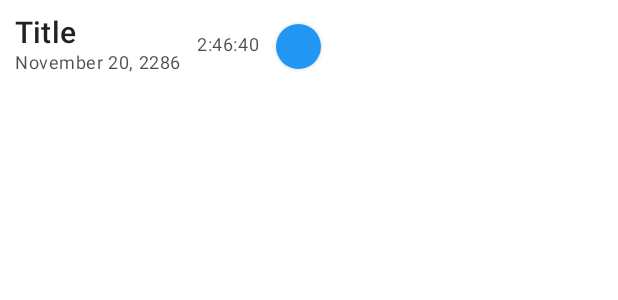
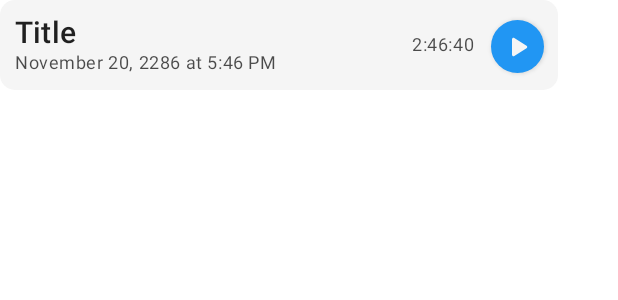
Before and after one commit to TimPushkin/VoiceNotes, an Android app built with Jetpack Compose: the @Preview function RecordingCardPreview, on a phone screen of 412 x 824 dp. Shown: the top 300 px of the screen. Run offline under Robolectric (Android 15) with nearby library versions, the phone set to English and light mode, and no system bars.

Commit message:
Fix recordings list UI

```diff
--- a/app/src/main/java/me/timpushkin/voicenotes/ui/MainScreen.kt
+++ b/app/src/main/java/me/timpushkin/voicenotes/ui/MainScreen.kt
@@ -52,6 +52,7 @@ fun MainScreen(
                 recordings = applicationState.recordings,
                 onElementClick = onPlay,
                 modifier = Modifier
+                    .padding(top = 10.dp)
                     .fillMaxWidth()
             )
         }
--- a/app/src/main/java/me/timpushkin/voicenotes/ui/RecordingCard.kt
+++ b/app/src/main/java/me/timpushkin/voicenotes/ui/RecordingCard.kt
@@ -16,17 +16,25 @@ import me.timpushkin.voicenotes.R
 import me.timpushkin.voicenotes.ui.theme.VoiceNotesTheme
 
 @Composable
-fun RecordingCard(name: String, date: Long, duration: Long, onClick: (Boolean) -> Unit) {
+fun RecordingCard(
+    name: String,
+    date: Long,
+    duration: Long,
+    modifier: Modifier = Modifier,
+    onClick: (Boolean) -> Unit
+) {
     var isPlaying by remember { mutableStateOf(false) }
 
-    Surface(
-        shape = MaterialTheme.shapes.medium
+    Card(
+        modifier = modifier,
+        elevation = 0.dp
     ) {
         Row(
             modifier = Modifier.padding(10.dp),
+            horizontalArrangement = Arrangement.SpaceAround,
             verticalAlignment = Alignment.CenterVertically
         ) {
-            Column {
+            Column(modifier = Modifier.fillMaxWidth(0.65f)) {
                 Text(
                     text = name,
                     overflow = TextOverflow.Ellipsis,
@@ -38,7 +46,7 @@ fun RecordingCard(name: String, date: Long, duration: Long, onClick: (Boolean) -
                     text = DateUtils.formatDateTime(
                         LocalContext.current,
                         date,
-                        DateUtils.FORMAT_SHOW_DATE and DateUtils.FORMAT_SHOW_TIME
+                        DateUtils.FORMAT_SHOW_DATE or DateUtils.FORMAT_SHOW_TIME
                     ),
                     maxLines = 1,
                     style = MaterialTheme.typography.caption.run { copy(color = color.copy(alpha = 0.7f)) }
@@ -58,12 +66,15 @@ fun RecordingCard(name: String, date: Long, duration: Long, onClick: (Boolean) -
 
             Button(
                 onClick = { onClick(isPlaying.also { isPlaying = !isPlaying }) },
-                modifier = Modifier.size(30.dp),
+                modifier = Modifier
+                    .size(35.dp)
+                    .requiredSize(35.dp),
                 shape = CircleShape,
                 colors = ButtonDefaults.buttonColors(
                     backgroundColor = if (isPlaying) MaterialTheme.colors.secondary else MaterialTheme.colors.primary,
                     contentColor = MaterialTheme.colors.surface
-                )
+                ),
+                contentPadding = PaddingValues(0.dp)
             ) {
                 if (isPlaying) {
                     Icon(
--- a/app/src/main/java/me/timpushkin/voicenotes/ui/theme/Color.kt
+++ b/app/src/main/java/me/timpushkin/voicenotes/ui/theme/Color.kt
@@ -5,3 +5,6 @@ import androidx.compose.ui.graphics.Color
 val Blue200 = Color(0xFF90CAF9)
 val Blue500 = Color(0xFF2196F3)
 val Blue700 = Color(0xFF1976D2)
+
+val Grey100 = Color(0xFFF5F5F5)
+val Grey100Dark = Color(0xFFC2C2C2)
--- a/app/src/main/java/me/timpushkin/voicenotes/ui/theme/Shape.kt
+++ b/app/src/main/java/me/timpushkin/voicenotes/ui/theme/Shape.kt
@@ -5,7 +5,7 @@ import androidx.compose.material.Shapes
 import androidx.compose.ui.unit.dp
 
 val Shapes = Shapes(
-    small = RoundedCornerShape(4.dp),
-    medium = RoundedCornerShape(4.dp),
+    small = RoundedCornerShape(10.dp),
+    medium = RoundedCornerShape(10.dp),
     large = RoundedCornerShape(0.dp)
 )
--- a/app/src/main/java/me/timpushkin/voicenotes/ui/theme/Theme.kt
+++ b/app/src/main/java/me/timpushkin/voicenotes/ui/theme/Theme.kt
@@ -10,14 +10,16 @@ private val DarkColorPalette = darkColors(
     primary = Blue200,
     primaryVariant = Blue700,
     secondary = Blue200,
-    secondaryVariant = Blue700
+    secondaryVariant = Blue700,
+    surface = Grey100Dark
 )
 
 private val LightColorPalette = lightColors(
     primary = Blue500,
     primaryVariant = Blue700,
     secondary = Blue500,
-    secondaryVariant = Blue700
+    secondaryVariant = Blue700,
+    surface = Grey100
 
     /* Other default colors to override
     background = Color.White,
--- a/app/src/main/java/me/timpushkin/voicenotes/utils/StorageHandler.kt
+++ b/app/src/main/java/me/timpushkin/voicenotes/utils/StorageHandler.kt
@@ -19,7 +19,7 @@ private const val TAG = "StorageHandler"
 private const val FILE_EXTENSION = ".aac"
 
 class StorageHandler(private val resolver: ContentResolver, subfolder: String = "") {
-    private val formatter = SimpleDateFormat("yyyy_MM_dd_HH_mm_ss", Locale.ENGLISH)
+    private val formatter = SimpleDateFormat("yyyyMMdd_HHmmss", Locale.ENGLISH)
     private val calendar = Calendar.getInstance()
 
     private val collection =
@@ -92,8 +92,8 @@ class StorageHandler(private val resolver: ContentResolver, subfolder: String =
             while (cursor.moveToNext()) {
                 val id = cursor.getLong(idColumn)
                 val name = cursor.getString(nameColumn)
-                val date = cursor.getLong(dateColumn)
-                val duration = cursor.getLong(durationColumn)
+                val date = cursor.getLong(dateColumn) * 1000
+                val duration = cursor.getLong(durationColumn) / 1000
 
                 val uri = ContentUris.withAppendedId(collection, id)
 
```
Also changed, not shown: app/src/main/java/me/timpushkin/voicenotes/ui/RecordingsList.kt (+6 -3 lines).
